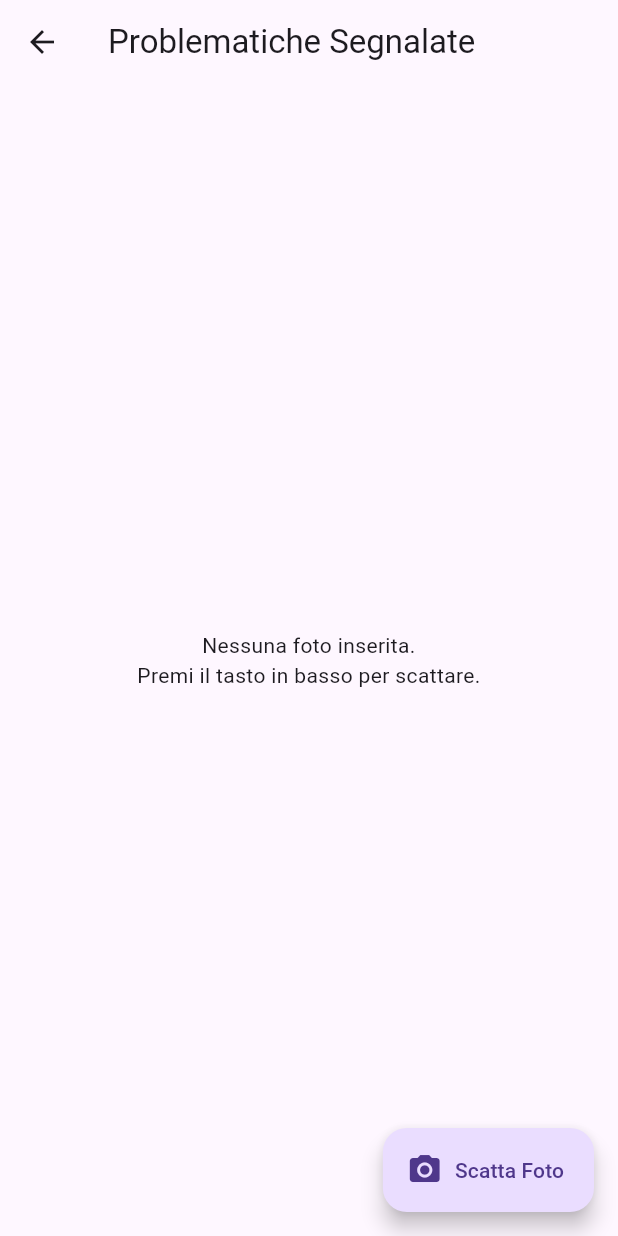
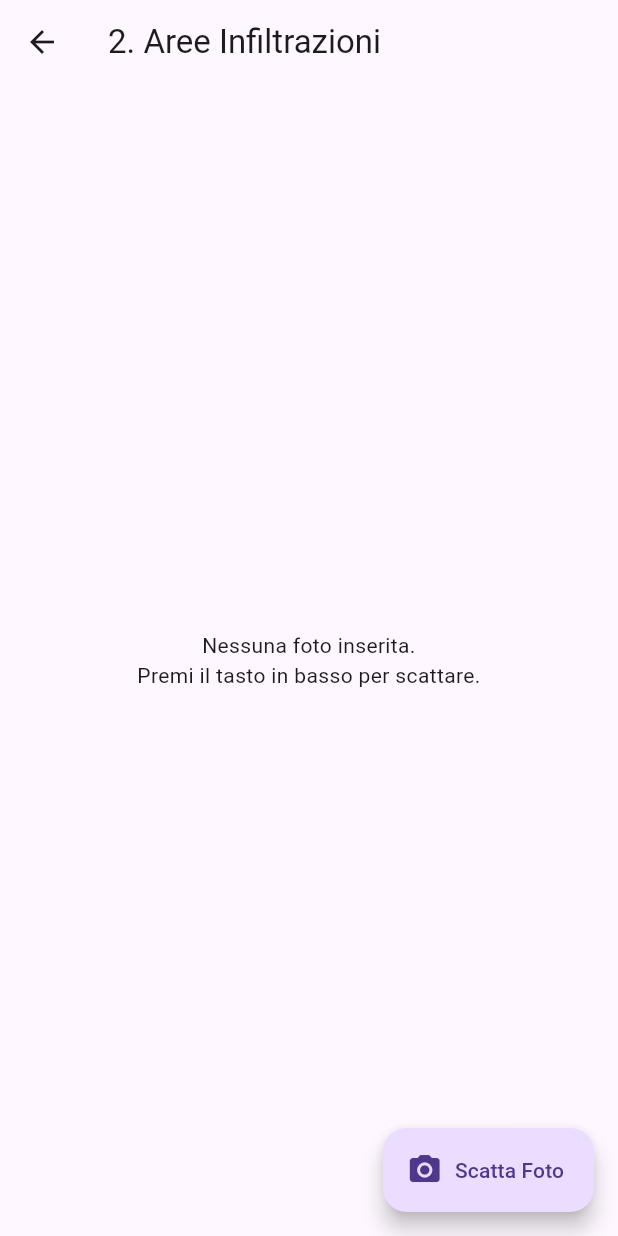
Before and after one commit to ricercaperditeinfiltrazioni/app_infiltrazioni, a Flutter app: the screen it shows after launch, in the side drawer, after a tap on "2) Aree infiltrazioni", on a phone screen of 412 x 824 dp. Run offline on Flutter 3.47's test engine with Material 3 defaults, Android fonts, the phone set to English and light mode, and no system bars; our stand-ins replace image_picker, shared_preferences.

Commit message:
Update problematiche_screen.dart

```diff
--- a/lib/screens/problematiche_screen.dart
+++ b/lib/screens/problematiche_screen.dart
@@ -6,7 +6,6 @@ import '../providers/relazione_provider.dart';
 
 class ProblematicheScreen extends StatefulWidget {
   const ProblematicheScreen({super.key});
-
   @override
   State<ProblematicheScreen> createState() => _ProblematicheScreenState();
 }
@@ -14,6 +13,8 @@ class ProblematicheScreen extends StatefulWidget {
 class _ProblematicheScreenState extends State<ProblematicheScreen> {
   final ImagePicker _picker = ImagePicker();
   final List<String> _tipologie = ['Altro', 'Distacco intonaco', 'Infiltrazione', 'Macchia', 'Muffa', 'Perdita', 'Rigonfiamento', 'Termografia', 'Umidità di risalita'];
+
+  int _indiceSelezionato = 0; // Tiene traccia di quale foto è al centro grande
 
   Future<void> _scattaFoto() async {
     final XFile? foto = await _picker.pickImage(source: ImageSource.camera);
@@ -28,7 +29,7 @@ class _ProblematicheScreenState extends State<ProblematicheScreen> {
       barrierDismissible: false,
       builder: (context) {
         return AlertDialog(
-          title: const Text('Dettagli Rilevamento'),
+          title: const Text('Dettagli Infiltrazione'),
           content: SingleChildScrollView(
             child: Column(
               mainAxisSize: MainAxisSize.min,
@@ -43,7 +44,7 @@ class _ProblematicheScreenState extends State<ProblematicheScreen> {
                 ),
                 const SizedBox(height: 16),
                 TextField(
-                  decoration: const InputDecoration(labelText: 'Note aggiuntive (opzionale)', border: OutlineInputBorder()),
+                  decoration: const InputDecoration(labelText: 'Note aggiuntive / Stanza', border: OutlineInputBorder()),
                   maxLines: 3,
                   onChanged: (val) => notaInserita = val,
                 ),
@@ -54,8 +55,9 @@ class _ProblematicheScreenState extends State<ProblematicheScreen> {
             TextButton(onPressed: () => Navigator.pop(context), child: const Text('Annulla')),
             ElevatedButton(
               onPressed: () {
-                Provider.of<RelazioneProvider>(context, listen: false)
-                    .aggiungiProblematica(foto.path, tipologiaSelezionata, notaInserita);
+                final prov = Provider.of<RelazioneProvider>(context, listen: false);
+                prov.aggiungiProblematica(foto.path, tipologiaSelezionata, notaInserita);
+                setState(() { _indiceSelezionato = prov.problematiche.length - 1; }); // Mostra l'ultima foto scattata
                 Navigator.pop(context);
               },
               child: const Text('Salva Foto'),
@@ -71,47 +73,96 @@ class _ProblematicheScreenState extends State<ProblematicheScreen> {
     final provider = Provider.of<RelazioneProvider>(context);
     final list = provider.problematiche;
 
+    // Sicurezza se elimino foto e l'indice sfora
+    if (_indiceSelezionato >= list.length && list.isNotEmpty) {
+      _indiceSelezionato = list.length - 1;
+    }
+
     return Scaffold(
-      appBar: AppBar(title: const Text('Problematiche Segnalate')),
+      appBar: AppBar(title: const Text('2. Aree Infiltrazioni')),
       body: list.isEmpty
         ? const Center(child: Text('Nessuna foto inserita.\nPremi il tasto in basso per scattare.', textAlign: TextAlign.center))
-        : ListView.builder(
+        : Column(
+            children: [
+              // PARTE SUPERIORE: FOTO GRANDE
+              Expanded(
+                flex: 3,
+                child: Padding(
+                  padding: const EdgeInsets.all(8.0),
+                  child: Card(
+                    elevation: 4,
+                    color: (list[_indiceSelezionato]['cancellata'] ?? false) ? Colors.grey.shade300 : Colors.white,
+                    child: Column(
+                      crossAxisAlignment: CrossAxisAlignment.stretch,
+                      children: [
+                        Expanded(
+                          child: Opacity(
+                            opacity: (list[_indiceSelezionato]['cancellata'] ?? false) ? 0.3 : 1.0,
+                            child: Image.file(File(list[_indiceSelezionato]['path']), fit: BoxFit.contain)
+                          ),
+                        ),
+                        Padding(
+                          padding: const EdgeInsets.all(8.0),
+                          child: Row(
+                            mainAxisAlignment: MainAxisAlignment.spaceBetween,
+                            children: [
+                              Expanded(
+                                child: Column(
+                                  crossAxisAlignment: CrossAxisAlignment.start,
+                                  children: [
+                                    Text(
+                                      "Foto #${_indiceSelezionato + 1} - ${list[_indiceSelezionato]['tipologia']}",
+                                      style: TextStyle(fontSize: 18, fontWeight: FontWeight.bold, decoration: (list[_indiceSelezionato]['cancellata'] ?? false) ? TextDecoration.lineThrough : null)
+                                    ),
+                                    Text(list[_indiceSelezionato]['nota']),
+                                  ],
+                                ),
+                              ),
+                              (list[_indiceSelezionato]['cancellata'] ?? false)
+                                ? IconButton(icon: const Icon(Icons.restore, color: Colors.green, size: 30), onPressed: () => provider.impostaCancellata(_indiceSelezionato, false))
+                                : IconButton(icon: const Icon(Icons.delete, color: Colors.red, size: 30), onPressed: () => provider.impostaCancellata(_indiceSelezionato, true)),
+                            ],
+                          ),
+                        )
+                      ],
+                    ),
+                  ),
+                ),
+              ),
+
+              // PARTE INFERIORE: RULLINO FOTO (Slider orizzontale)
+              SizedBox(
+                height: 100,
+                child: ListView.builder(
+                  scrollDirection: Axis.horizontal,
                   itemCount: list.length,
                   itemBuilder: (context, index) {
                     final item = list[index];
-              final bool isCancellata = item['cancellata'] ?? false;
+                    final isCancellata = item['cancellata'] ?? false;
+                    final isSelezionata = index == _indiceSelezionato;
 
-              return Card(
-                color: isCancellata ? Colors.grey.shade300 : Colors.white,
-                margin: const EdgeInsets.all(8.0),
+                    return GestureDetector(
+                      onTap: () => setState(() => _indiceSelezionato = index),
+                      child: Container(
+                        width: 80,
+                        margin: const EdgeInsets.symmetric(horizontal: 4, vertical: 8),
+                        decoration: BoxDecoration(
+                          border: Border.all(color: isSelezionata ? Colors.blue : Colors.transparent, width: 3),
+                          borderRadius: BorderRadius.circular(8)
+                        ),
                         child: Opacity(
-                  opacity: isCancellata ? 0.4 : 1.0, // Effetto trasparenza!
-                  child: ListTile(
-                    leading: Image.file(File(item['path']), width: 60, height: 60, fit: BoxFit.cover),
-                    title: Text(
-                      isCancellata ? 'CANCELLATA - ${item['tipologia']}' : item['tipologia'],
-                      style: TextStyle(
-                        fontWeight: FontWeight.bold,
-                        decoration: isCancellata ? TextDecoration.lineThrough : null, // Riga sopra il testo
-                        color: isCancellata ? Colors.red : Colors.black
-                      )
-                    ),
-                    subtitle: Text(item['nota']),
-                    trailing: isCancellata
-                      ? IconButton(
-                          icon: const Icon(Icons.restore, color: Colors.green),
-                          tooltip: 'Ripristina',
-                          onPressed: () => provider.impostaCancellata(index, false),
-                        )
-                      : IconButton(
-                          icon: const Icon(Icons.delete, color: Colors.red),
-                          tooltip: 'Elimina',
-                          onPressed: () => provider.impostaCancellata(index, true),
+                          opacity: isCancellata ? 0.3 : 1.0,
+                          child: ClipRRect(
+                            borderRadius: BorderRadius.circular(5),
+                            child: Image.file(File(item['path']), fit: BoxFit.cover),
                           ),
                         ),
                       ),
                     );
                   },
+                ),
+              )
+            ],
           ),
       floatingActionButton: FloatingActionButton.extended(
         onPressed: _scattaFoto,
```
Lines whose indentation alone changed are shown as unchanged.
